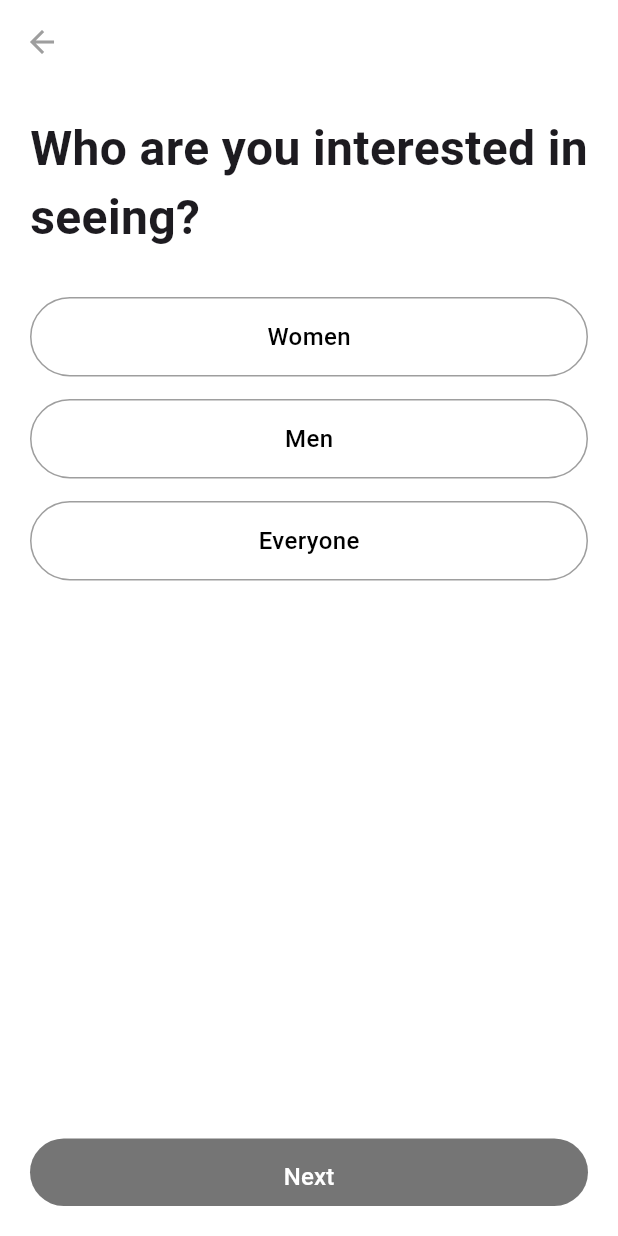
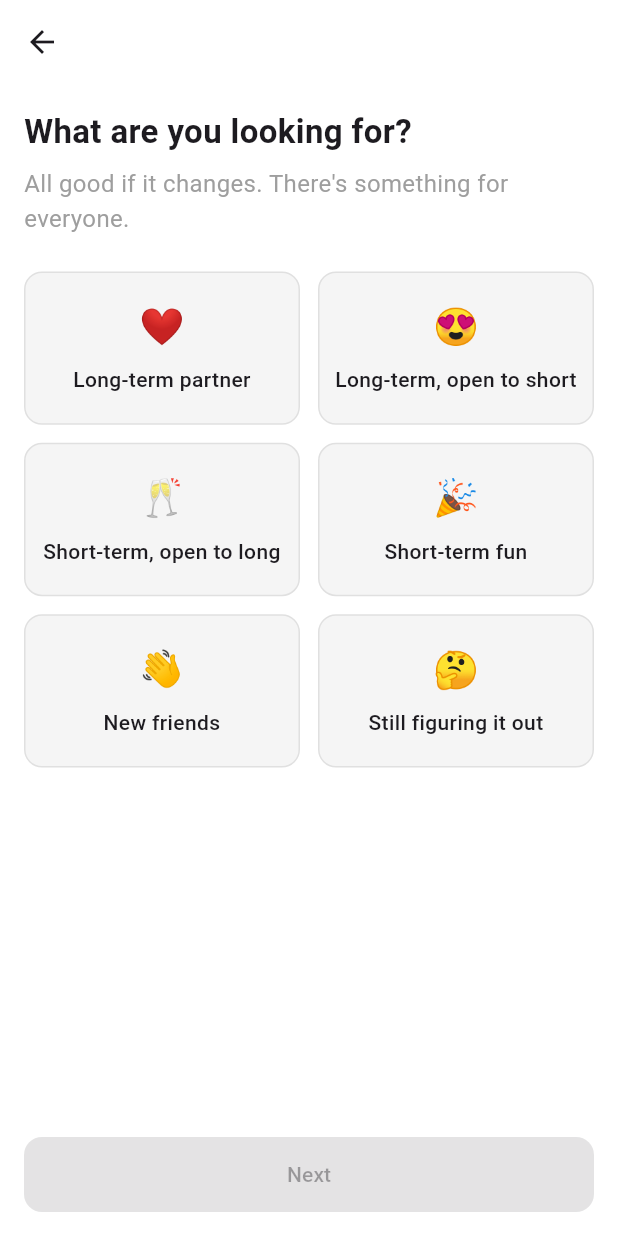
Before and after one commit to Kunal-verma-7/Dating-App, a Flutter app: the screen it shows after launch, on a phone screen of 412 x 824 dp. Run offline on Flutter 3.47's test engine with Material 3 defaults, Android fonts, the phone set to English and light mode, and no system bars; our stand-ins replace google_fonts, pinput.

Commit message:
updated relation_page

```diff
--- a/lib/main.dart
+++ b/lib/main.dart
@@ -8,6 +8,7 @@ import 'package:dating_app/screens/input_screens/gender_selection.dart';
 import 'package:dating_app/screens/input_screens/interest.dart';
 import 'package:dating_app/screens/input_screens/location.dart';
 import 'package:dating_app/screens/input_screens/orientation.dart';
+import 'package:dating_app/screens/input_screens/type_of_relation.dart';
 import 'package:dating_app/screens/splash_screen.dart';
 import 'package:dating_app/screens/input_screens/welcome_to_app.dart';
 import 'package:flutter/material.dart';
@@ -29,7 +30,7 @@ class _MyAppState extends State<MyApp> {
       debugShowCheckedModeBanner: false,
     home:Scaffold(
       backgroundColor: Colors.white,
-      body: InterestSelectionScreen(),
+      body: PreferencesScreen(),
       )
     );
   }
--- /dev/null
+++ b/lib/screens/input_screens/type_of_relation.dart
@@ -0,0 +1,224 @@
+// import 'package:flutter/material.dart';
+
+// class PreferencesScreen extends StatelessWidget {
+//   final List<Map<String, dynamic>> options = [
+//     {'icon': "❤️", 'text': "Long-term partner"},
+//     {'icon': "😍", 'text': "Long-term, open to short"},
+//     {'icon': "🥂", 'text': "Short-term, open to long"},
+//     {'icon': "🎉", 'text': "Short-term fun"},
+//     {'icon': "👋", 'text': "New friends"},
+//     {'icon': "🤔", 'text': "Still figuring it out"},
+//   ];
+
+//   @override
+//   Widget build(BuildContext context) {
+//     return Scaffold(
+//       backgroundColor: Colors.white,
+//       appBar: AppBar(
+//         leading: IconButton(
+//           icon: Icon(Icons.arrow_back),
+//           onPressed: () {},
+//         ),
+//         backgroundColor: Colors.white,
+//         elevation: 0,
+//       ),
+//       body: Padding(
+//         padding: const EdgeInsets.all(16.0),
+//         child: Column(
+//           crossAxisAlignment: CrossAxisAlignment.start,
+//           children: [
+//             Text(
+//               "What are you looking for?",
+//               style: TextStyle(fontSize: 30, fontWeight: FontWeight.bold),
+//             ),
+//             SizedBox(height: 8),
+//             Text(
+//               "All good if it changes. There's something for everyone.",
+//               style: TextStyle(fontSize: 16, color: Colors.black54),
+//             ),
+//             SizedBox(height: 24),
+//             Expanded(
+//               child: GridView.builder(
+//                 gridDelegate: SliverGridDelegateWithFixedCrossAxisCount(
+//                   crossAxisCount: 2,
+//                   mainAxisSpacing: 12,
+//                   crossAxisSpacing: 12,
+//                   childAspectRatio: 1.8,
+//                 ),
+//                 itemCount: options.length,
+//                 itemBuilder: (context, index) {
+//                   return GestureDetector(
+//                     onTap: () {},
+//                     child: Container(
+//                       decoration: BoxDecoration(
+//                         color: Colors.grey.shade200,
+//                         borderRadius: BorderRadius.circular(12),
+//                         border: Border.all(color: Colors.grey.shade300),
+//                       ),
+//                       child: Column(
+//                         mainAxisAlignment: MainAxisAlignment.center,
+//                         children: [
+//                           Text(
+//                             options[index]['icon'],
+//                             style: TextStyle(fontSize: 24),
+//                           ),
+//                           SizedBox(height: 8),
+//                           Text(
+//                             options[index]['text'],
+//                             textAlign: TextAlign.center,
+//                             style: TextStyle(fontSize: 14, fontWeight: FontWeight.w500),
+//                           ),
+//                         ],
+//                       ),
+//                     ),
+//                   );
+//                 },
+//               ),
+//             ),
+//             SizedBox(height: 16),
+//             ElevatedButton(
+//               onPressed: () {},
+//               style: ElevatedButton.styleFrom(
+//                 backgroundColor: Colors.black,
+//                 foregroundColor: Colors.white,
+//                 minimumSize: Size(double.infinity, 50),
+//                 shape: RoundedRectangleBorder(
+//                   borderRadius: BorderRadius.circular(12),
+//                 ),
+//               ),
+//               child: Text("Next"),
+//             ),
+//           ],
+//         ),
+//       ),
+//     );
+//   }
+// }
+
+
+
+
+import 'package:flutter/material.dart';
+
+void main() {
+  runApp(MyApp());
+}
+
+class MyApp extends StatelessWidget {
+  @override
+  Widget build(BuildContext context) {
+    return MaterialApp(
+      debugShowCheckedModeBanner: false,
+      home: PreferencesScreen(),
+    );
+  }
+}
+
+class PreferencesScreen extends StatefulWidget {
+  @override
+  _PreferencesScreenState createState() => _PreferencesScreenState();
+}
+
+class _PreferencesScreenState extends State<PreferencesScreen> {
+  final List<Map<String, dynamic>> options = [
+    {'icon': "❤️", 'text': "Long-term partner"},
+    {'icon': "😍", 'text': "Long-term, open to short"},
+    {'icon': "🥂", 'text': "Short-term, open to long"},
+    {'icon': "🎉", 'text': "Short-term fun"},
+    {'icon': "👋", 'text': "New friends"},
+    {'icon': "🤔", 'text': "Still figuring it out"},
+  ];
+
+  int? selectedIndex;
+
+  @override
+  Widget build(BuildContext context) {
+    return Scaffold(
+      backgroundColor: Colors.white,
+      appBar: AppBar(
+        leading: IconButton(
+          icon: Icon(Icons.arrow_back),
+          onPressed: () {},
+        ),
+        backgroundColor: Colors.white,
+        elevation: 0,
+      ),
+      body: Padding(
+        padding: const EdgeInsets.all(16.0),
+        child: Column(
+          crossAxisAlignment: CrossAxisAlignment.start,
+          children: [
+            Text(
+              "What are you looking for?",
+              style: TextStyle(fontSize: 22, fontWeight: FontWeight.bold),
+            ),
+            SizedBox(height: 8),
+            Text(
+              "All good if it changes. There's something for everyone.",
+              style: TextStyle(fontSize: 16, color: Colors.grey),
+            ),
+            SizedBox(height: 24),
+            Expanded(
+              child: GridView.builder(
+                gridDelegate: SliverGridDelegateWithFixedCrossAxisCount(
+                  crossAxisCount: 2,
+                  mainAxisSpacing: 12,
+                  crossAxisSpacing: 12,
+                  childAspectRatio: 1.8,
+                ),
+                itemCount: options.length,
+                itemBuilder: (context, index) {
+                  return GestureDetector(
+                    onTap: () {
+                      setState(() {
+                        selectedIndex = index;
+                      });
+                    },
+                    child: Container(
+                      decoration: BoxDecoration(
+                        color: selectedIndex == index ? Colors.grey.shade200: Colors.grey.shade100,
+                        borderRadius: BorderRadius.circular(12),
+                        border: Border.all(
+                          color: selectedIndex == index ? Colors.red : Colors.grey.shade300,
+                          width: selectedIndex == index ? 2 : 1,
+                        ),
+                      ),
+                      child: Column(
+                        mainAxisAlignment: MainAxisAlignment.center,
+                        children: [
+                          Text(
+                            options[index]['icon'],
+                            style: TextStyle(fontSize: 24),
+                          ),
+                          SizedBox(height: 8),
+                          Text(
+                            options[index]['text'],
+                            textAlign: TextAlign.center,
+                            style: TextStyle(fontSize: 14, fontWeight: FontWeight.w500),
+                          ),
+                        ],
+                      ),
+                    ),
+                  );
+                },
+              ),
+            ),
+            SizedBox(height: 16),
+            ElevatedButton(
+              onPressed: selectedIndex != null ? () {} : null,
+              style: ElevatedButton.styleFrom(
+                backgroundColor: selectedIndex != null ? Colors.black : Colors.grey.shade300,
+                foregroundColor: Colors.white,
+                minimumSize: Size(double.infinity, 50),
+                shape: RoundedRectangleBorder(
+                  borderRadius: BorderRadius.circular(12),
+                ),
+              ),
+              child: Text("Next"),
+            ),
+          ],
+        ),
+      ),
+    );
+  }
+}
```
